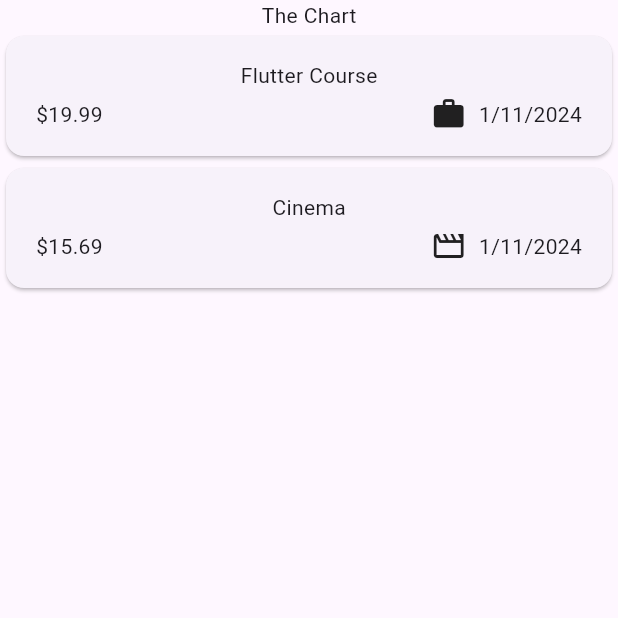
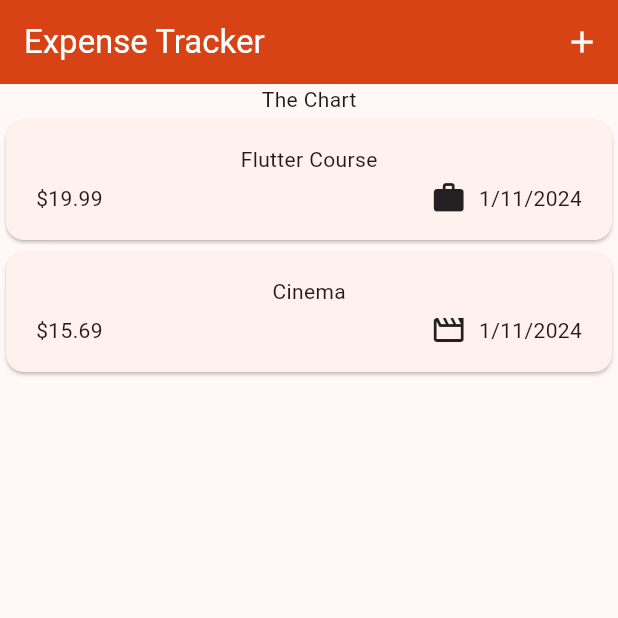
Before and after one commit to tessceciliaj/expense_tracker, a Flutter app: the screen it shows after launch, on a phone screen of 412 x 824 dp, the top half of it. Run offline on Flutter 3.47's test engine with Material 3 defaults, Android fonts, the phone set to English and light mode, and no system bars.

Commit message:
Create add expense modal in new_expense.dart, create controller to text field.

```diff
--- a/lib/main.dart
+++ b/lib/main.dart
@@ -3,9 +3,22 @@ import 'package:flutter/material.dart';
 import 'package:expense_tracker/widgets/expenses.dart';
 
 void main() {
-  runApp(
-    const MaterialApp(
-      home: Expenses(),
-    ),
-  );
+  runApp(const MyApp());
 }
+
+class MyApp extends StatelessWidget {
+  const MyApp({super.key});
+
+  @override
+  Widget build(BuildContext context) {
+    return MaterialApp(
+      debugShowCheckedModeBanner: false,
+      title: 'Expense Tracker',
+      theme: ThemeData(
+        colorScheme: ColorScheme.fromSeed(seedColor: Colors.deepOrange),
+        useMaterial3: true,
+      ),
+      home: const Expenses(),
+    );
+  }
+}
--- a/lib/widgets/expenses.dart
+++ b/lib/widgets/expenses.dart
@@ -1,5 +1,6 @@
 import 'package:expense_tracker/widgets/expenses_list/expenses_list.dart';
 import 'package:expense_tracker/models/expense.dart';
+import 'package:expense_tracker/widgets/new_expense.dart';
 import 'package:flutter/material.dart';
 
 class Expenses extends StatefulWidget {
@@ -25,9 +26,27 @@ class _ExpensesState extends State<Expenses> {
     ),
   ];
 
+  void _openAddExpenseOverlay() {
+    showModalBottomSheet(
+      context: context,
+      builder: (ctx) => const NewExpense(),
+    );
+  }
+
   @override
   Widget build(BuildContext context) {
     return Scaffold(
+      appBar: AppBar(
+        backgroundColor: Colors.deepOrange[800],
+        foregroundColor: Colors.white,
+        title: const Text('Expense Tracker'),
+        actions: [
+          IconButton(
+            onPressed: _openAddExpenseOverlay,
+            icon: const Icon(Icons.add),
+          ),
+        ],
+      ),
       body: Column(
         children: [
           const Text('The Chart'),
```
Also changed, not shown: lib/widgets/new_expense.dart (added, +67 -0 lines).
